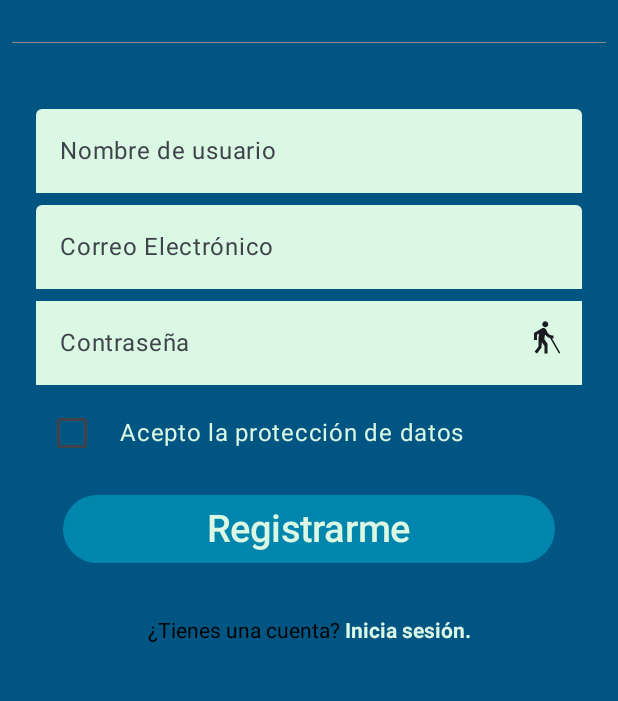
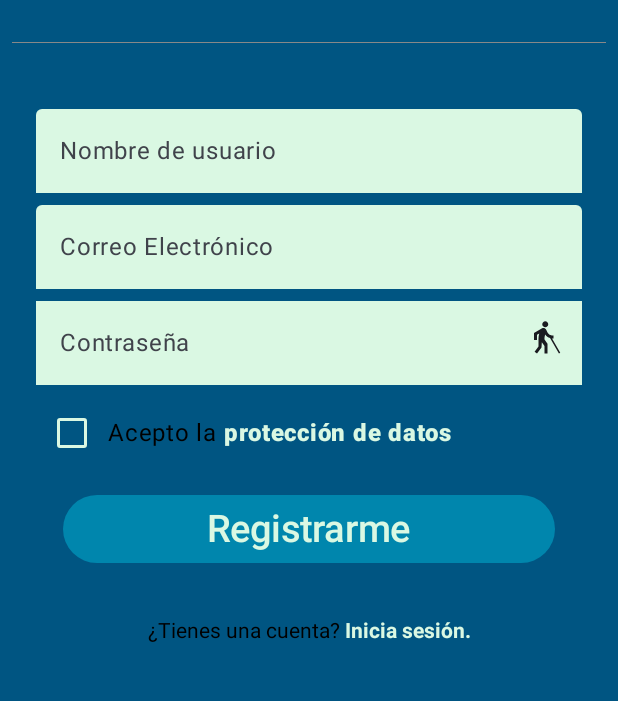
Before and after one commit to Jfranbm04/SoundCore, an Android app built with Jetpack Compose: the SignUpScreen screen opened through its navigation route, on a phone screen of 412 x 824 dp, the part 222-923 px from its top. Run offline under Robolectric (Android 15) with nearby library versions, the phone set to English and light mode, and no system bars; our stand-ins replace Firebase (no records; nobody signed in at launch, a user with empty details on screens opened directly).

Commit message:
Main GUI 1.0

```diff
--- a/app/build.gradle.kts
+++ b/app/build.gradle.kts
@@ -69,6 +69,9 @@ dependencies {
     implementation(platform("com.google.firebase:firebase-bom:32.3.1"))
     implementation("com.google.firebase:firebase-auth-ktx")
     implementation("com.google.firebase:firebase-firestore-ktx:25.0.0")
+    implementation("com.google.android.gms:play-services-auth:21.1.1")
+    implementation ("androidx.navigation:navigation-compose:2.7.7")
+    implementation ("androidx.compose.material:material:1.6.7")
 
     testImplementation("junit:junit:4.13.2")
     androidTestImplementation("androidx.test.ext:junit:1.1.5")
--- a/app/src/main/java/com/example/soundcore/ui/theme/Color.kt
+++ b/app/src/main/java/com/example/soundcore/ui/theme/Color.kt
@@ -11,6 +11,7 @@ val PurpleGrey40 = Color(0xFF625b71)
 val Pink40 = Color(0xFF7D5260)
 
 val backgroundOscuro = Color(0xFF005582)
+val backgroundClaro = Color(0xFF006397)
 val azul1 = Color(0xFF0086ad)
 val azul2 = Color(0xFF00c2c7)
 val azul3 = Color(0xFF97ebdb)
--- a/app/src/main/java/controladores/userController.kt
+++ b/app/src/main/java/controladores/userController.kt
@@ -7,7 +7,10 @@ import androidx.compose.runtime.Composable
 import androidx.compose.ui.platform.LocalContext
 import com.google.firebase.auth.FirebaseAuth
 import android.content.Context
+import android.provider.Settings.Global.getString
 import androidx.navigation.NavController
+import com.example.soundcore.R
+import com.google.android.gms.auth.api.signin.GoogleSignInOptions
 import modelos.Paths
 
 private lateinit var auth: FirebaseAuth
@@ -26,7 +29,7 @@ fun comprobarLogin(navController: NavController, contexto: Context, email: Strin
                 navController.navigate(Paths.pantallaPrincipal.path) // Pasa a la pantalla principal
             } else {
                 // Error en el inicio de sesión
-                Toast.makeText(contexto, "Hubo un error al iniciar sesión", Toast.LENGTH_SHORT).show()
+                Toast.makeText(contexto, "Hubo un error al iniciar sesión. Inténtelo de nuevo.", Toast.LENGTH_SHORT).show()
             }
         }
 }
--- a/app/src/main/java/modelos/Navigation.kt
+++ b/app/src/main/java/modelos/Navigation.kt
@@ -5,15 +5,27 @@ import androidx.navigation.NavHost
 import androidx.navigation.compose.NavHost
 import androidx.navigation.compose.composable
 import androidx.navigation.compose.rememberNavController
+import com.google.firebase.auth.FirebaseAuth
+import vistas.AjustesScreen
+import vistas.BuscarScreen
+import vistas.HomeScreen
 import vistas.LoginScreen
 import vistas.MainScreen
+import vistas.PerfilScreen
 import vistas.SignUpScreen
 
 @Composable
 fun AppNavigation(){
     val navController = rememberNavController()
 
-    NavHost(navController = navController, startDestination = Paths.login.path) {
+    // Verificar si ya se ha iniciado sesión
+    val pantallaInicial = if (FirebaseAuth.getInstance().currentUser != null) {
+        Paths.pantallaPrincipal.path
+    } else {
+        Paths.login.path
+    }
+
+    NavHost(navController = navController, startDestination = pantallaInicial) {
         composable(route = Paths.login.path) {
             LoginScreen(navController)   // Método que pinta la pantalla del login
         }
@@ -23,5 +35,9 @@ fun AppNavigation(){
         composable(route = Paths.pantallaPrincipal.path) {
             MainScreen(navController)  // Método que pinta la pantalla principal
         }
+        composable(route = BottomNavItem.Home.route) { HomeScreen(navController) }
+        composable(route = BottomNavItem.Buscar.route) { BuscarScreen(navController) }
+        composable(route = BottomNavItem.Perfil.route) { PerfilScreen(navController) }
+        composable(route = Paths.Ajustes.path) { AjustesScreen(navController) }
     }
 }
--- a/app/src/main/java/modelos/Paths.kt
+++ b/app/src/main/java/modelos/Paths.kt
@@ -5,4 +5,8 @@ sealed class Paths (val path: String){
     object login : Paths("login")
     object signUp : Paths("signup")
     object pantallaPrincipal : Paths("pantalla_principal")
+    object Home : Paths("home")
+    object Search : Paths("buscar")
+    object Profile : Paths("perfil")
+    object Ajustes : Paths("ajustes")
 }
--- /dev/null
+++ b/app/src/main/java/modelos/bottomNavItem.kt
@@ -0,0 +1,13 @@
+package modelos
+
+import androidx.compose.material.icons.Icons
+import androidx.compose.material.icons.filled.Home
+import androidx.compose.material.icons.filled.Person
+import androidx.compose.material.icons.filled.Search
+import androidx.compose.ui.graphics.vector.ImageVector
+
+sealed class BottomNavItem(val route: String, val icon: ImageVector, val label: String) {
+    object Home : BottomNavItem("home", Icons.Default.Home, "")
+    object Buscar : BottomNavItem("search", Icons.Default.Search, "")
+    object Perfil : BottomNavItem("profile", Icons.Default.Person, "")
+}
--- /dev/null
+++ b/app/src/main/java/vistas/Home.kt
@@ -0,0 +1,24 @@
+package vistas
+
+import android.text.Layout
+import androidx.compose.foundation.background
+import androidx.compose.foundation.layout.Box
+import androidx.compose.foundation.layout.fillMaxSize
+import androidx.compose.material3.Text
+import androidx.compose.runtime.Composable
+import androidx.compose.ui.Alignment
+import androidx.compose.ui.Modifier
+import androidx.compose.ui.graphics.Color
+import androidx.navigation.NavController
+
+
+@Composable
+fun HomeScreen(navController: NavController) {
+    Box(
+        modifier = Modifier.fillMaxSize().background(Color.Transparent),
+        contentAlignment = Alignment.Center
+
+    ) {
+        Text(text = "Home Screen")
+    }
+}
--- a/app/src/main/java/vistas/Login.kt
+++ b/app/src/main/java/vistas/Login.kt
@@ -101,8 +101,6 @@ fun logo(navController: NavController) {
 
         Spacer(modifier = Modifier.height(30.dp))
         headerLogin()
-        Spacer(modifier = Modifier.height(20.dp))
-        BodyLogin()
         Spacer(modifier = Modifier.height(20.dp))
         // Divider con padding
         Divider(
@@ -282,39 +280,3 @@ fun headerLogin() {
 fun isValidEmail(email: String): Boolean {
     return PatternsCompat.EMAIL_ADDRESS.matcher(email).matches()
 }
-
-@Composable
-fun BodyLogin() {
-    Row(Modifier.fillMaxWidth()) {
-        continuaCon("Google")
-    }
-    Row(Modifier.fillMaxWidth()) {
-        continuaCon("Facebook")
-    }
-}
-
-@Composable
-fun continuaCon(app: String) {
-    Button(
-        onClick = {
-            val text = "No implementado."
-        },
-        modifier = Modifier
-            .padding(4.dp)
-//            .border(1.dp, color = Color(0xFF878787), shape = CircleShape)
-            .fillMaxWidth(),
-        colors = ButtonDefaults.buttonColors(
-            containerColor = azul1
-        )
-    ) {
-        Text(
-            text = "Continuar con $app",
-            color = azul4,
-            fontSize = 16.sp,
-
-            fontWeight = FontWeight.Bold,
-            textAlign = TextAlign.Center,
-            modifier = Modifier
-        )
-    }
-}
--- a/app/src/main/java/vistas/SignUp.kt
+++ b/app/src/main/java/vistas/SignUp.kt
@@ -6,6 +6,7 @@ import android.widget.Toast
 import androidx.compose.foundation.Image
 import androidx.compose.foundation.background
 import androidx.compose.foundation.border
+import androidx.compose.foundation.clickable
 import androidx.compose.foundation.layout.Arrangement
 import androidx.compose.foundation.layout.Box
 import androidx.compose.foundation.layout.Column
@@ -21,14 +22,17 @@ import androidx.compose.foundation.layout.width
 import androidx.compose.foundation.shape.CircleShape
 import androidx.compose.foundation.text.ClickableText
 import androidx.compose.foundation.text.KeyboardOptions
+import androidx.compose.material3.AlertDialog
 import androidx.compose.material3.Button
 import androidx.compose.material3.ButtonDefaults
 import androidx.compose.material3.Checkbox
+import androidx.compose.material3.CheckboxDefaults
 import androidx.compose.material3.Divider
 import androidx.compose.material3.ExperimentalMaterial3Api
 import androidx.compose.material3.Icon
 import androidx.compose.material3.IconButton
 import androidx.compose.material3.Text
+import androidx.compose.material3.TextButton
 import androidx.compose.material3.TextField
 import androidx.compose.material3.TextFieldDefaults
 import androidx.compose.runtime.Composable
@@ -102,6 +106,9 @@ fun logoSignUp(navController: NavController) {
             modifier = Modifier
                 .size(50.dp) // Tamaño de la imagen
                 .align(alignment = Alignment.Start)
+                .clickable {
+                    navController.popBackStack()
+                }
         )
 
         Spacer(modifier = Modifier.height(30.dp))
@@ -133,8 +140,40 @@ fun camposRegistro(navController: NavController) {
     var correo by remember { mutableStateOf("") }
     var contraseña by remember { mutableStateOf("") }
     var aceptarProteccionDatos by remember { mutableStateOf(false) }
+    var dialogRGPD by remember { mutableStateOf(false) }
     var errorMessage by remember { mutableStateOf<String?>(null) }
     var showPassword by rememberSaveable { mutableStateOf(false) }
+
+
+    // AlertDialog para la protección de datos
+    if (dialogRGPD) {
+        AlertDialog(
+            onDismissRequest = { dialogRGPD = false },
+            title = { Text(text = "Política de Protección de Datos") },
+            text = { Text(text = "Política de Protección de Datos\n" +
+                    "\n" +
+                    "Nos comprometemos a proteger y respetar su privacidad. Esta política explica cuándo y por qué recopilamos información personal sobre las personas que visitan nuestra app, cómo la utilizamos, las condiciones bajo las cuales podemos divulgarla a otros y cómo la mantenemos segura.\n" +
+                    "\n" +
+                    "¿Qué información recopilamos?\n" +
+                    "\n" +
+                    "Recopilamos información sobre usted cuando se registra en nuestra app, añade datos personales o hace alguna operación dentro de ésta. La información recopilada puede incluir su nombre y dirección de correo electrónico.") },
+            confirmButton = {
+                TextButton(onClick = {
+                    aceptarProteccionDatos = true
+                    dialogRGPD = false
+                }) {
+                    Text("Aceptar")
+                }
+            },
+            dismissButton = {
+                TextButton(onClick = {
+                    dialogRGPD = false
+                }) {
+                    Text("Cancelar")
+                }
+            }
+        )
+    }
 
     fun mostrarToast(mensaje: String) {
         Toast.makeText(contexto, mensaje, Toast.LENGTH_SHORT).show()
@@ -232,10 +271,20 @@ fun camposRegistro(navController: NavController) {
         ) {
             Checkbox(
                 checked = aceptarProteccionDatos,
-                onCheckedChange = { aceptarProteccionDatos = it }
+                onCheckedChange = { aceptarProteccionDatos = it },
+                colors = CheckboxDefaults.colors(
+                    checkedColor = azul1,
+                    uncheckedColor = azul4
+                )
+
             )
-            Spacer(modifier = Modifier.width(8.dp))
-            Text(text="Acepto la protección de datos", color = azul4)
+            Text(text = "Acepto la ", color = Color.Black)
+            Text(
+                text = "protección de datos",
+                color = azul4,
+                fontWeight = FontWeight.ExtraBold,
+                modifier = Modifier.clickable { dialogRGPD = true }
+            )
         }
         Spacer(modifier = Modifier.height(16.dp))
         Button(
--- a/app/src/main/java/vistas/pantallaPrincipal.kt
+++ b/app/src/main/java/vistas/pantallaPrincipal.kt
@@ -12,7 +12,10 @@ import androidx.compose.foundation.layout.Column
 import androidx.compose.foundation.layout.fillMaxSize
 import androidx.compose.foundation.layout.padding
 import androidx.compose.foundation.layout.size
+import androidx.compose.material.BottomNavigation
+import androidx.compose.material.BottomNavigationItem
 import androidx.compose.material3.MaterialTheme
+import androidx.compose.material3.Scaffold
 import androidx.compose.material3.Surface
 import androidx.compose.runtime.Composable
 import androidx.compose.runtime.getValue
@@ -31,34 +34,77 @@ import com.example.soundcore.R
 import com.example.soundcore.ui.theme.SoundCoreTheme
 import com.example.soundcore.ui.theme.backgroundOscuro
 
-
+import androidx.compose.material.icons.Icons
+import androidx.compose.material.icons.filled.Home
+import androidx.compose.material.icons.filled.Search
+import androidx.compose.material.icons.filled.Settings
+import androidx.compose.material3.Icon
+import androidx.compose.material3.Text
+import androidx.navigation.compose.NavHost
+import androidx.navigation.compose.composable
+import androidx.navigation.compose.currentBackStackEntryAsState
+import androidx.navigation.compose.rememberNavController
+import com.example.soundcore.ui.theme.azul1
+import com.example.soundcore.ui.theme.azul2
+import com.example.soundcore.ui.theme.azul3
+import com.example.soundcore.ui.theme.azul4
+import com.example.soundcore.ui.theme.backgroundClaro
+import modelos.BottomNavItem
 
 @Composable
 fun MainScreen(navController: NavController) {
+    val mainNavController = rememberNavController()
 
-    Box(
-        modifier = Modifier
-            .fillMaxSize()
-            .background(backgroundOscuro)
-    ) {
-        Column(
+    Scaffold(
+        bottomBar = {
+            BottomNavigationBar(mainNavController)
+        }
+    ) { innerPadding ->
+        NavHost(
+            navController = mainNavController,
+            startDestination = BottomNavItem.Home.route,
             modifier = Modifier
                 .fillMaxSize()
-                .padding(16.dp)
+                .padding(innerPadding).background(backgroundOscuro)
         ) {
-            Image(
-                painter = painterResource(id = R.drawable.soundcore_logo),
-                contentDescription = null,
-                modifier = Modifier
-                    .size(100.dp)
-                    .align(alignment = Alignment.CenterHorizontally)
-                    .clip(shape = MaterialTheme.shapes.medium)
+            composable(route = BottomNavItem.Home.route) { HomeScreen(navController) }
+            composable(route = BottomNavItem.Buscar.route) { BuscarScreen(navController) }
+            composable(route = BottomNavItem.Perfil.route) { PerfilScreen(navController) }
+        }
+    }
+}
+
+// Define BottomNavigationBar
+@Composable
+fun BottomNavigationBar(navController: NavController) {
+    val items = listOf(
+        BottomNavItem.Home,
+        BottomNavItem.Buscar,
+        BottomNavItem.Perfil
+    )
+    BottomNavigation(
+        backgroundColor = backgroundOscuro,
+        contentColor = Color.Black
+    ) {
+        items.forEach { item ->
+            val selected = navController.currentBackStackEntry?.destination?.route == item.route
+            BottomNavigationItem(
+                icon = { Icon(imageVector = item.icon, contentDescription = item.label, tint = Color.White, modifier = Modifier.size(30.dp)) },
+                selected = selected,
+                onClick = {
+                    navController.navigate(item.route) {
+                        // Evita la duplicación de la misma ruta en el back stack
+                        navController.graph.startDestinationRoute?.let { route ->
+                            popUpTo(route) {
+                                saveState = true
+                            }
+                        }
+                        // Evita la recreación del mismo destino si ya está seleccionado
+                        launchSingleTop = true
+                        restoreState = true
+                    }
+                }
             )
         }
     }
 }
-
-// Método para añadir toast
-fun showToast(context: Context, mensaje: String, duracion: Int = Toast.LENGTH_SHORT) {
-    Toast.makeText(context, mensaje, duracion).show()
-}
```
Also changed, not shown: app/src/main/java/vistas/Ajustes.kt (added, +91 -0 lines), app/src/main/java/vistas/Buscar.kt (added, +23 -0 lines), app/src/main/java/vistas/Perfil.kt (added, +82 -0 lines), app/src/main/res/drawable/google_logo.png (added).
